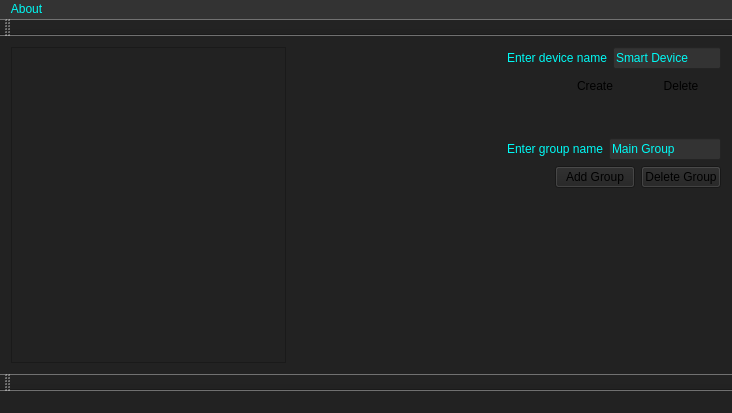
Above: GUI/GUI/mainwindow.ui from v-pereskokov/Jarvis before the change. Below: the same form after it.
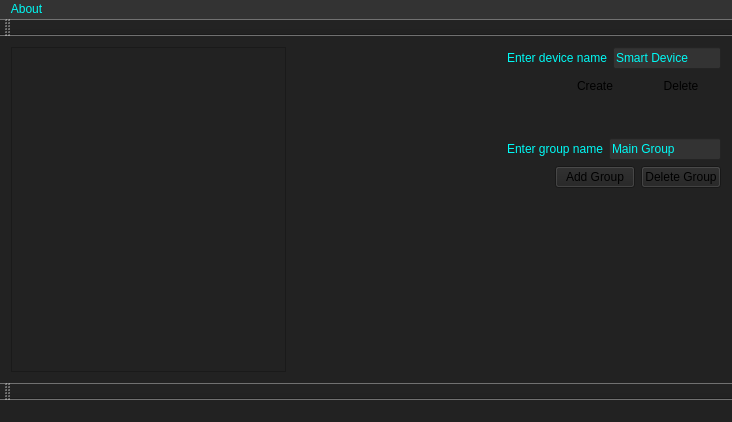
That is the form after the change. Icons and pictures are not drawn.

Commit message: Add Scroll Area expanding

Diff of the .ui file:
```diff
--- a/GUI/GUI/mainwindow.ui
+++ b/GUI/GUI/mainwindow.ui
@@ -7,7 +7,7 @@
     <x>0</x>
     <y>0</y>
     <width>732</width>
-    <height>413</height>
+    <height>422</height>
    </rect>
   </property>
   <property name="windowTitle">
@@ -19,6 +19,19 @@
   <widget class="QWidget" name="centralWidget">
    <layout class="QGridLayout" name="gridLayout_2">
     <item row="0" column="4">
+     <spacer name="horizontalSpacer_4">
+      <property name="orientation">
+       <enum>Qt::Horizontal</enum>
+      </property>
+      <property name="sizeHint" stdset="0">
+       <size>
+        <width>40</width>
+        <height>20</height>
+       </size>
+      </property>
+     </spacer>
+    </item>
+    <item row="0" column="9">
      <layout class="QVBoxLayout" name="verticalLayout">
       <item>
        <layout class="QHBoxLayout" name="horizontalLayout">
@@ -149,34 +162,14 @@
       </item>
      </layout>
     </item>
-    <item row="1" column="4">
-     <spacer name="verticalSpacer">
-      <property name="orientation">
-       <enum>Qt::Vertical</enum>
-      </property>
-      <property name="sizeHint" stdset="0">
-       <size>
-        <width>20</width>
-        <height>130</height>
-       </size>
-      </property>
-     </spacer>
-    </item>
-    <item row="0" column="3">
-     <spacer name="horizontalSpacer_3">
-      <property name="orientation">
-       <enum>Qt::Horizontal</enum>
-      </property>
-      <property name="sizeHint" stdset="0">
-       <size>
-        <width>40</width>
-        <height>20</height>
-       </size>
-      </property>
-     </spacer>
-    </item>
     <item row="0" column="0" rowspan="2">
      <widget class="QScrollArea" name="scrollArea">
+      <property name="sizePolicy">
+       <sizepolicy hsizetype="Expanding" vsizetype="MinimumExpanding">
+        <horstretch>0</horstretch>
+        <verstretch>0</verstretch>
+       </sizepolicy>
+      </property>
       <property name="minimumSize">
        <size>
         <width>275</width>
@@ -185,7 +178,7 @@
       </property>
       <property name="maximumSize">
        <size>
-        <width>300</width>
+        <width>16777215</width>
         <height>16777215</height>
        </size>
       </property>
@@ -216,10 +209,19 @@
          <x>0</x>
          <y>0</y>
          <width>273</width>
-         <height>318</height>
+         <height>327</height>
         </rect>
        </property>
+       <property name="sizePolicy">
+        <sizepolicy hsizetype="MinimumExpanding" vsizetype="Preferred">
+         <horstretch>0</horstretch>
+         <verstretch>0</verstretch>
+        </sizepolicy>
+       </property>
        <layout class="QGridLayout" name="gridLayout">
+        <property name="sizeConstraint">
+         <enum>QLayout::SetMaximumSize</enum>
+        </property>
         <item row="1" column="0">
          <spacer name="verticalSpacer_2">
           <property name="orientation">
@@ -244,7 +246,33 @@
       </widget>
      </widget>
     </item>
-    <item row="0" column="2">
+    <item row="1" column="9">
+     <spacer name="verticalSpacer">
+      <property name="orientation">
+       <enum>Qt::Vertical</enum>
+      </property>
+      <property name="sizeHint" stdset="0">
+       <size>
+        <width>20</width>
+        <height>130</height>
+       </size>
+      </property>
+     </spacer>
+    </item>
+    <item row="0" column="6">
+     <spacer name="horizontalSpacer_3">
+      <property name="orientation">
+       <enum>Qt::Horizontal</enum>
+      </property>
+      <property name="sizeHint" stdset="0">
+       <size>
+        <width>40</width>
+        <height>20</height>
+       </size>
+      </property>
+     </spacer>
+    </item>
+    <item row="0" column="5">
      <widget class="QPushButton" name="pushButton">
       <property name="styleSheet">
        <string notr="true">border: none;
@@ -266,19 +294,6 @@
       </property>
      </widget>
     </item>
-    <item row="0" column="1">
-     <spacer name="horizontalSpacer_4">
-      <property name="orientation">
-       <enum>Qt::Horizontal</enum>
-      </property>
-      <property name="sizeHint" stdset="0">
-       <size>
-        <width>40</width>
-        <height>20</height>
-       </size>
-      </property>
-     </spacer>
-    </item>
    </layout>
   </widget>
   <widget class="QMenuBar" name="menuBar">
```
Left out of the diff: 20 changed lines with no effect on the pictures. The commit also changes 41 other files.
